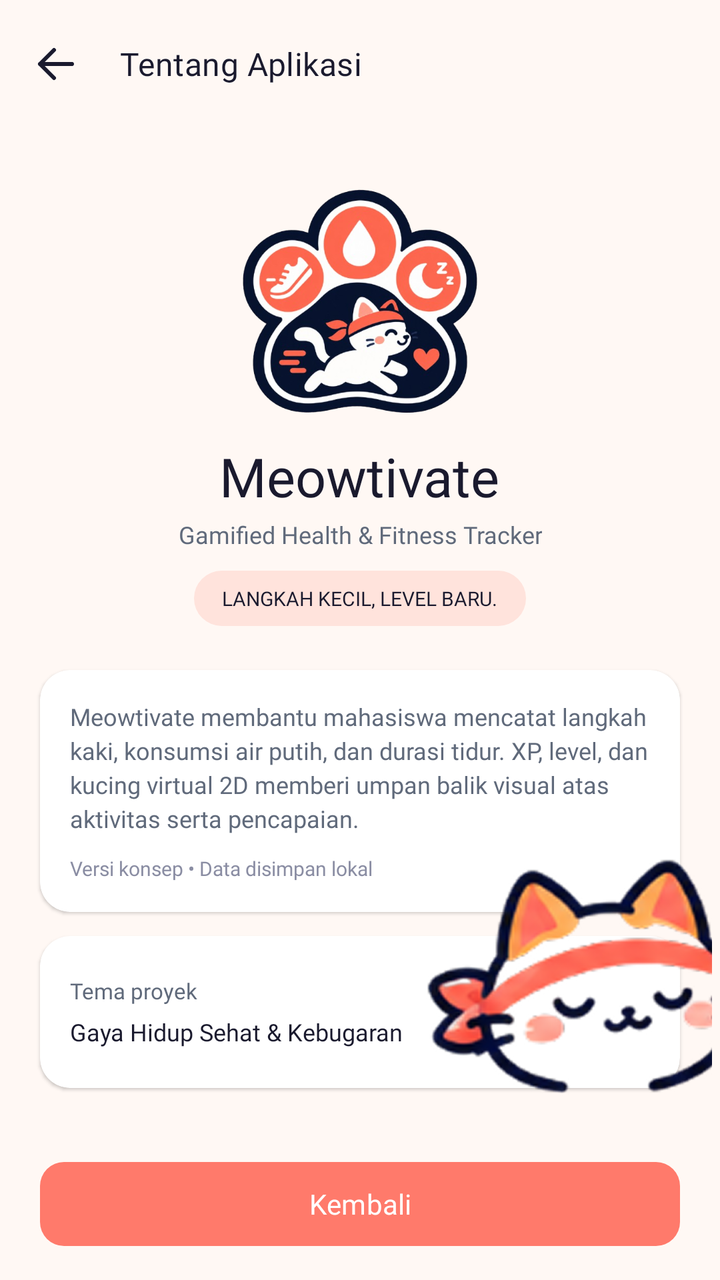
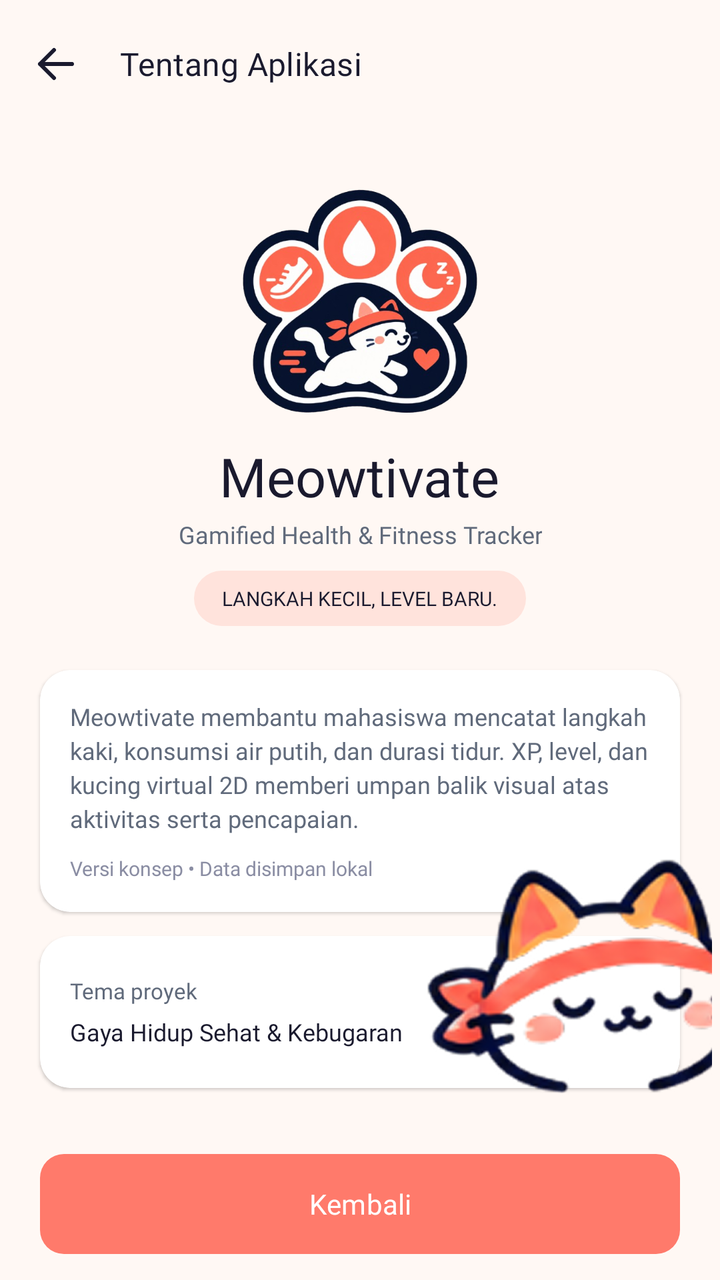

An Android layout rendered at two revisions. The XML below is the earlier revision; the diff shows what the commit changed to produce the second picture.
<!-- AndroidManifest.xml: application theme Theme.Project_risqullah -->
<!-- res/layout/activity_detail.xml -->
<?xml version="1.0" encoding="utf-8"?>
<androidx.constraintlayout.widget.ConstraintLayout
    xmlns:android="http://schemas.android.com/apk/res/android"
    xmlns:app="http://schemas.android.com/apk/res-auto"
    android:layout_width="match_parent"
    android:layout_height="match_parent"
    android:background="@color/cream"
    android:clipChildren="false">

    
    <com.google.android.material.appbar.MaterialToolbar
        android:id="@+id/detailToolbar"
        android:layout_width="0dp"
        android:layout_height="?attr/actionBarSize"
        android:background="@color/cream"
        android:elevation="0dp"
        app:title="Tentang Aplikasi"
        app:titleTextAppearance="@style/TextAppearance.Meowtivate.ToolbarTitle"
        app:titleTextColor="@color/navy"
        app:navigationIcon="@drawable/ic_arrow_back"
        app:navigationIconTint="@color/navy"
        app:layout_constraintTop_toTopOf="parent"
        app:layout_constraintStart_toStartOf="parent"
        app:layout_constraintEnd_toEndOf="parent" />

    
    <androidx.core.widget.NestedScrollView
        android:id="@+id/detailScroll"
        android:layout_width="0dp"
        android:layout_height="0dp"
        android:fillViewport="true"
        android:clipChildren="false"
        android:clipToPadding="false"
        android:overScrollMode="never"
        app:layout_constraintTop_toBottomOf="@id/detailToolbar"
        app:layout_constraintBottom_toBottomOf="parent"
        app:layout_constraintStart_toStartOf="parent"
        app:layout_constraintEnd_toEndOf="parent">

        <LinearLayout
            android:layout_width="match_parent"
            android:layout_height="wrap_content"
            android:orientation="vertical"
            android:paddingStart="20dp"
            android:paddingEnd="20dp"
            android:paddingTop="14dp"
            android:paddingBottom="24dp"
            android:clipChildren="false"
            android:clipToPadding="false">

            
            <LinearLayout
                android:layout_width="match_parent"
                android:layout_height="wrap_content"
                android:orientation="vertical"
                android:gravity="center"
                android:paddingTop="8dp"
                android:paddingBottom="10dp">

                <ImageView
                    android:id="@+id/ivBanner"
                    android:layout_width="128dp"
                    android:layout_height="128dp"
                    android:src="@drawable/meowtivate_mark_rmbg"
                    android:scaleType="fitCenter"
                    android:contentDescription="Logo Meowtivate" />

                <TextView
                    android:id="@+id/tvProjectTitle"
                    android:layout_width="wrap_content"
                    android:layout_height="wrap_content"
                    android:layout_marginTop="6dp"
                    android:fontFamily="@font/poppins_bold"
                    android:text="Meowtivate"
                    android:textColor="@color/navy"
                    android:textSize="27sp"
                    android:gravity="center" />

                <TextView
                    android:layout_width="wrap_content"
                    android:layout_height="wrap_content"
                    android:layout_marginTop="3dp"
                    android:fontFamily="@font/inter_regular"
                    android:text="Gamified Health &amp; Fitness Tracker"
                    android:textColor="@color/text_secondary"
                    android:textSize="12sp"
                    android:gravity="center" />

                <TextView
                    android:id="@+id/tvBadge"
                    android:layout_width="wrap_content"
                    android:layout_height="wrap_content"
                    android:layout_marginTop="10dp"
                    android:background="@drawable/bg_about_badge"
                    android:paddingStart="14dp"
                    android:paddingEnd="14dp"
                    android:paddingTop="7dp"
                    android:paddingBottom="7dp"
                    android:fontFamily="@font/inter_semibold"
                    android:text="LANGKAH KECIL, LEVEL BARU."
                    android:textColor="@color/navy"
                    android:textSize="10sp" />

            </LinearLayout>

            
            <androidx.constraintlayout.widget.ConstraintLayout
                android:id="@+id/aboutCardsLayer"
                android:layout_width="match_parent"
                android:layout_height="230dp"
                android:layout_marginTop="12dp"
                android:clipChildren="false"
                android:clipToPadding="false">

                
                <androidx.cardview.widget.CardView
                    android:id="@+id/cardDescription"
                    android:layout_width="0dp"
                    android:layout_height="wrap_content"
                    app:cardBackgroundColor="@color/surface_white"
                    app:cardCornerRadius="15dp"
                    app:cardElevation="1dp"
                    app:cardUseCompatPadding="false"
                    app:layout_constraintTop_toTopOf="parent"
                    app:layout_constraintStart_toStartOf="parent"
                    app:layout_constraintEnd_toEndOf="parent">

                    <LinearLayout
                        android:layout_width="match_parent"
                        android:layout_height="wrap_content"
                        android:orientation="vertical"
                        android:padding="15dp">

                        <TextView
                            android:id="@+id/tvDescription"
                            android:layout_width="match_parent"
                            android:layout_height="wrap_content"
                            android:fontFamily="@font/inter_regular"
                            android:lineSpacingExtra="3dp"
                            android:text="Meowtivate membantu mahasiswa mencatat langkah kaki, konsumsi air putih, dan durasi tidur. XP, level, dan kucing virtual 2D memberi umpan balik visual atas aktivitas serta pencapaian."
                            android:textColor="@color/text_secondary"
                            android:textSize="12sp" />

                        <TextView
                            android:layout_width="match_parent"
                            android:layout_height="wrap_content"
                            android:layout_marginTop="10dp"
                            android:fontFamily="@font/inter_regular"
                            android:text="Versi konsep • Data disimpan lokal"
                            android:textColor="@color/muted"
                            android:textSize="10sp" />

                    </LinearLayout>

                </androidx.cardview.widget.CardView>

                
                <androidx.cardview.widget.CardView
                    android:id="@+id/cardTheme"
                    android:layout_width="0dp"
                    android:layout_height="wrap_content"
                    android:layout_marginTop="12dp"
                    app:cardBackgroundColor="@color/surface_white"
                    app:cardCornerRadius="15dp"
                    app:cardElevation="1dp"
                    app:cardUseCompatPadding="false"
                    app:layout_constraintTop_toBottomOf="@id/cardDescription"
                    app:layout_constraintStart_toStartOf="parent"
                    app:layout_constraintEnd_toEndOf="parent">

                    <LinearLayout
                        android:layout_width="match_parent"
                        android:layout_height="wrap_content"
                        android:minHeight="76dp"
                        android:gravity="center_vertical"
                        android:orientation="vertical"
                        android:paddingStart="15dp"
                        android:paddingEnd="85dp"
                        android:paddingTop="13dp"
                        android:paddingBottom="13dp">

                        <TextView
                            android:layout_width="wrap_content"
                            android:layout_height="wrap_content"
                            android:fontFamily="@font/inter_regular"
                            android:text="Tema proyek"
                            android:textColor="@color/text_secondary"
                            android:textSize="11sp" />

                        <TextView
                            android:id="@+id/tvTeamName"
                            android:layout_width="match_parent"
                            android:layout_height="wrap_content"
                            android:layout_marginTop="5dp"
                            android:fontFamily="@font/poppins_semibold"
                            android:text="Gaya Hidup Sehat &amp; Kebugaran"
                            android:textColor="@color/navy"
                            android:textSize="12sp" />

                    </LinearLayout>

                </androidx.cardview.widget.CardView>

                
                <ImageView
                    android:id="@+id/ivMochiPeek"
                    android:layout_width="148dp"
                    android:layout_height="148dp"
                    android:layout_marginTop="79dp"
                    android:translationX="16dp"
                    android:elevation="8dp"
                    android:src="@drawable/mascot_mochi_tutupmata"
                    android:scaleType="fitCenter"
                    android:adjustViewBounds="true"
                    android:contentDescription="Mochi mengintip dari sisi kanan"
                    app:layout_constraintTop_toTopOf="parent"
                    app:layout_constraintEnd_toEndOf="parent" />

            </androidx.constraintlayout.widget.ConstraintLayout>

            
            <com.google.android.material.button.MaterialButton
                android:id="@+id/btnBack"
                android:layout_width="match_parent"
                android:layout_height="50dp"
                android:layout_marginTop="12dp"
                android:text="Kembali"
                android:textAllCaps="false"
                android:textColor="@color/white"
                android:fontFamily="@font/inter_semibold"
                android:textSize="14sp"
                app:backgroundTint="@color/coral"
                app:cornerRadius="12dp"
                app:insetTop="0dp"
                app:insetBottom="0dp" />

        </LinearLayout>

    </androidx.core.widget.NestedScrollView>

</androidx.constraintlayout.widget.ConstraintLayout>
<!-- resources referenced by this layout -->
<resources>
  <color name="coral">#FF7A6B</color>
  <color name="cream">#FFF8F4</color>
  <color name="muted">#8A8DA3</color>
  <color name="navy">#1A1A2E</color>
  <color name="surface_white">#FFFFFF</color>
  <color name="text_secondary">#606A7B</color>
  <color name="white">#FFFFFFFF</color>
  <!-- drawable bg_about_badge (drawable) -->
  <?xml version="1.0" encoding="utf-8"?>
  <shape xmlns:android="http://schemas.android.com/apk/res/android"
      android:shape="rectangle">
  
      <solid android:color="@color/peach" />
      <corners android:radius="18dp" />
  
  </shape>
  <!-- drawable ic_arrow_back (drawable) -->
  <vector xmlns:android="http://schemas.android.com/apk/res/android"
      android:width="24dp"
      android:height="24dp"
      android:viewportWidth="24"
      android:viewportHeight="24">
  
      <path
          android:fillColor="#FF1A1A2E"
          android:pathData="M20,12H4 M4,12L11,5 M4,12L11,19"
          android:strokeColor="#FF1A1A2E"
          android:strokeWidth="2"
          android:strokeLineCap="round"
          android:strokeLineJoin="round" />
  
  </vector>
  <!-- drawable mascot_mochi_tutupmata: png bitmap (drawable-nodpi, 91189 bytes) -->
  <!-- drawable meowtivate_mark_rmbg: png bitmap (drawable-nodpi, 297039 bytes) -->
  <style name="TextAppearance.Meowtivate.ToolbarTitle" parent="TextAppearance.Material3.TitleMedium">
  
          <item name="fontFamily">@font/poppins_semibold</item>
          <item name="android:fontFamily">@font/poppins_semibold</item>
          <item name="android:textSize">16sp</item>
          <item name="android:textColor">@color/navy</item>
  
      </style>
  <style name="Theme.Project_risqullah" parent="Base.Theme.Project_risqullah" />
  <color name="peach">#FFE3DC</color>
  <style name="Base.Theme.Project_risqullah" parent="Theme.Material3.Light.NoActionBar">
  
          
          <item name="colorPrimary">@color/navy</item>
          <item name="colorOnPrimary">@color/white</item>
  
          <item name="colorSecondary">@color/coral</item>
          <item name="colorOnSecondary">@color/navy</item>
  
          <item name="colorTertiary">@color/green</item>
  
          
          <item name="colorSurface">@color/surface_white</item>
          <item name="colorOnSurface">@color/text_primary</item>
          <item name="colorOutline">@color/border_default</item>
  
          
          <item name="android:colorAccent">@color/coral</item>
          <item name="android:windowBackground">@color/cream</item>
  
          
          <item name="android:statusBarColor">@color/navy</item>
          <item name="android:navigationBarColor">@color/navy</item>
          <item name="android:windowLightStatusBar">false</item>
          <item name="android:windowLightNavigationBar">false</item>
  
      </style>
  <color name="green">#52B788</color>
  <color name="text_primary">#1A1A2E</color>
  <color name="border_default">#E5E7EB</color>
</resources>

<!-- the commit's change to res/layout/activity_detail.xml (unified diff, before → after) -->
@@ -231,8 +231,8 @@
                 android:textSize="14sp"
                 app:backgroundTint="@color/coral"
                 app:cornerRadius="12dp"
-                app:insetTop="0dp"
-                app:insetBottom="0dp" />
+                android:insetTop="0dp"
+                android:insetBottom="0dp" />
 
         </LinearLayout>
 
